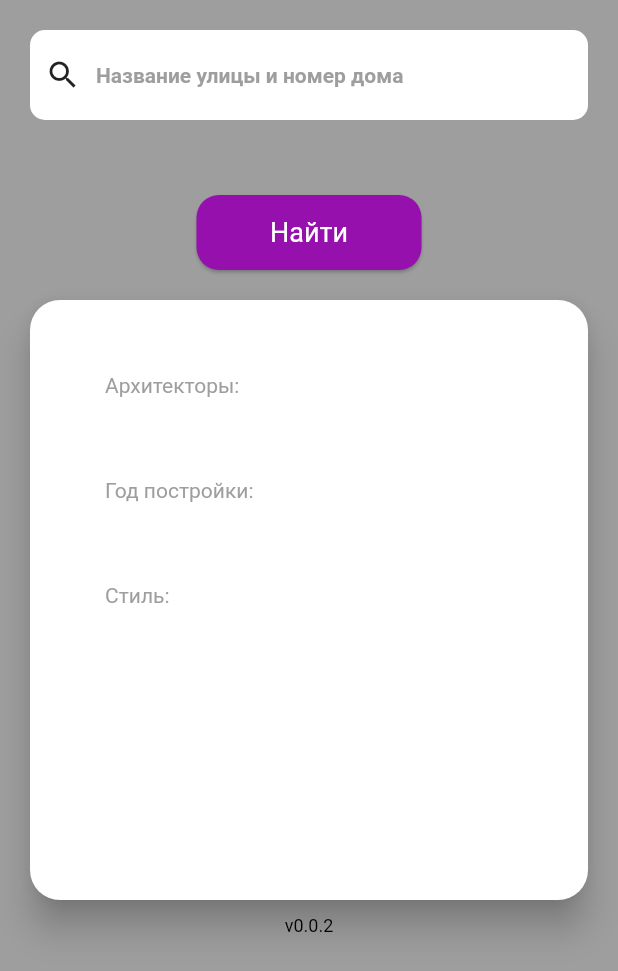
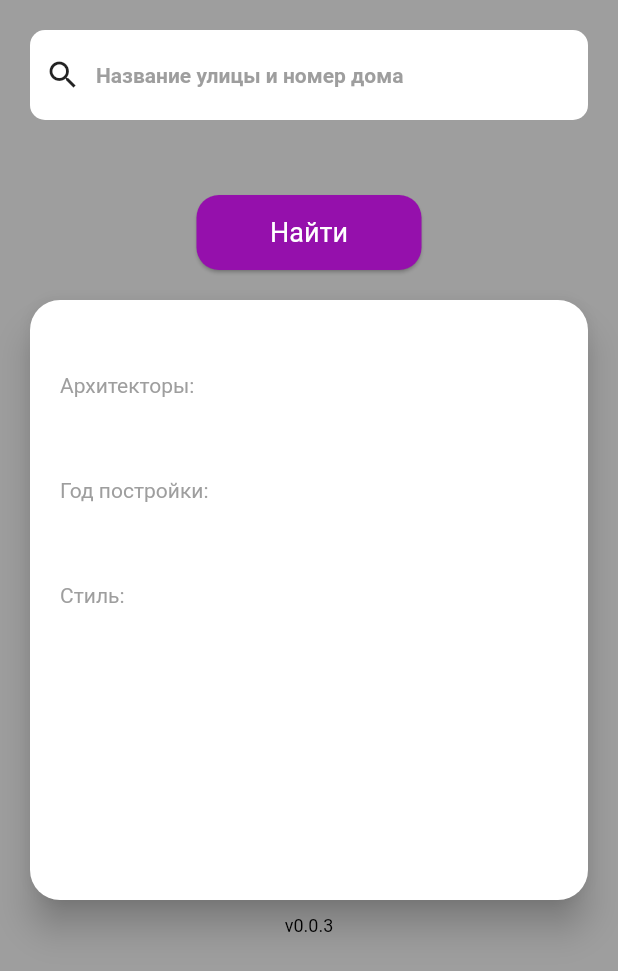
Before and after one commit to pen-dev/steria-ui, a Flutter app: the screen it shows after launch, on a phone screen of 412 x 824 dp. Shown: the top 971 px of the screen. Run offline on Flutter 3.47's test engine with Material 2 defaults, Android fonts, the phone set to English and light mode, and no system bars.

Commit message:
текст

```diff
--- a/lib/searchPage.dart
+++ b/lib/searchPage.dart
@@ -226,7 +226,7 @@ class _SearchGeneralPageState extends State<SearchGeneralPage>
             borderRadius: BorderRadius.all(Radius.circular(20)),
             color: Colors.white,
             child: Padding(
-              padding: EdgeInsets.symmetric(horizontal: 50.0),
+              padding: EdgeInsets.symmetric(horizontal: 20.0),
               child: Column(
                   children: <Widget>[
                     SizedBox(height: 8),
@@ -312,7 +312,7 @@ class _SearchGeneralPageState extends State<SearchGeneralPage>
                 SizedBox(height: 10),
                 InkWell(
                   child: Text(
-                    'v0.0.2',
+                    'v0.0.3',
                     textAlign: TextAlign.center,
                     style: TextStyle(
                         color: Colors.black,
```
